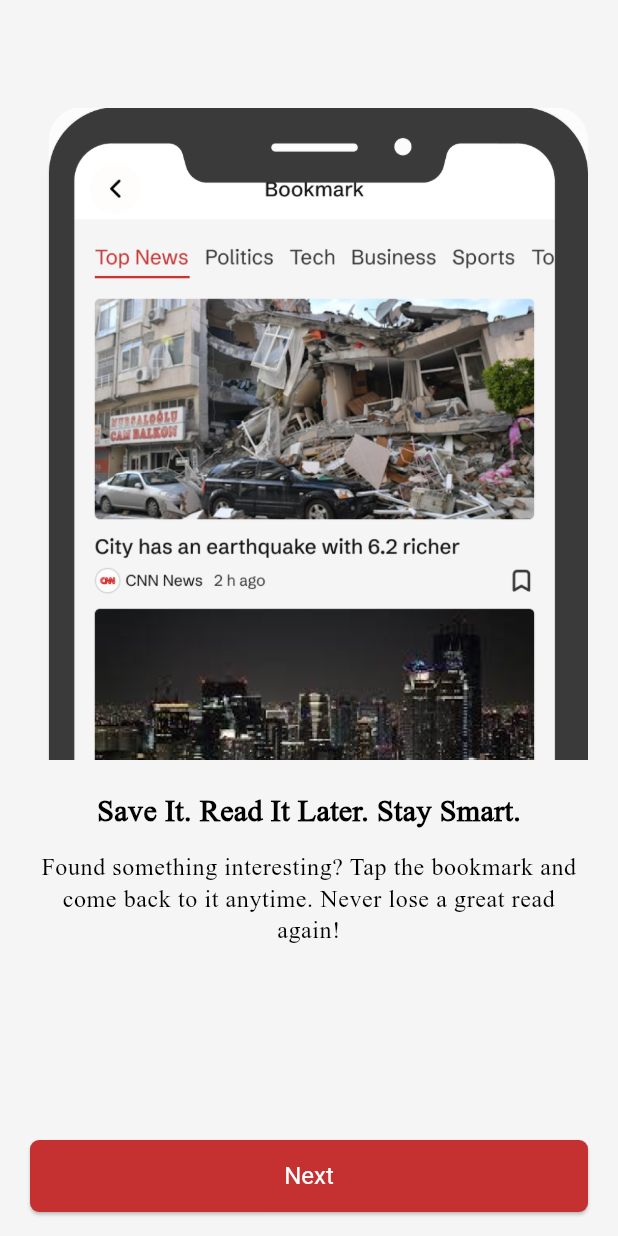
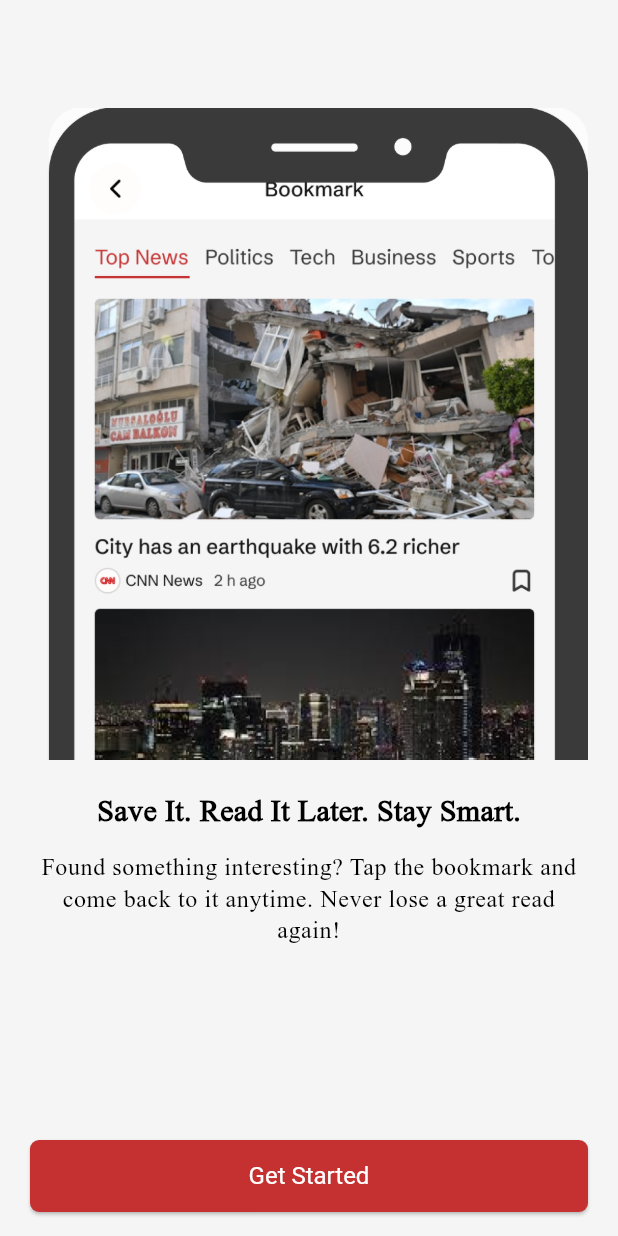
Before and after one commit to Adam-Ashraf-11/Newst, a Flutter app: the screen it shows after launch, swiped to page 3, on a phone screen of 412 x 824 dp. Run offline on Flutter 3.47's test engine with Material 3 defaults, Android fonts, the light colour scheme and no system bars; our stand-ins replace gap.

Commit message:
added provider to onboarding view

```diff
--- /dev/null
+++ b/lib/features/onboarding/presentation/manager/onboarding_controller.dart
@@ -0,0 +1,18 @@
+import 'package:flutter/material.dart';
+
+class OnboardingController extends ChangeNotifier {
+  int currentIndex = 0;
+  bool isLastPage = false;
+  final PageController pageController = PageController();
+
+  void mCurrentIndex(int index) {
+    if (index == 2) {
+      isLastPage = true;
+    } else {
+      isLastPage = false;
+    }
+
+    currentIndex = index;
+    notifyListeners();
+  }
+}
--- a/lib/features/onboarding/presentation/views/onboarding_view.dart
+++ b/lib/features/onboarding/presentation/views/onboarding_view.dart
@@ -2,27 +2,28 @@ import 'package:flutter/material.dart';
 import 'package:gap/gap.dart';
 import 'package:newst_app/core/widget/custom_eleveted_button.dart';
 import 'package:newst_app/features/onboarding/data/models/onboarding_model.dart';
+import 'package:newst_app/features/onboarding/presentation/manager/onboarding_controller.dart';
+import 'package:provider/provider.dart';
 
-class OnboardingView extends StatefulWidget {
+class OnboardingView extends StatelessWidget {
   const OnboardingView({super.key});
 
   @override
-  State<OnboardingView> createState() => _OnboardingViewState();
-}
-
-class _OnboardingViewState extends State<OnboardingView> {
-  PageController pageController = PageController();
-  int currendIndex = 0;
-  @override
   Widget build(BuildContext context) {
+    return ChangeNotifierProvider(
+      create: (context) => OnboardingController(),
+      builder: (context, _) {
+        final controller = context.read<OnboardingController>();
         return Scaffold(
           appBar: AppBar(
             backgroundColor: Color(0xfff5f5f5),
             actions: [
-          if (currendIndex != 2)
-            Align(
-              alignment: Alignment.topRight,
-              child: TextButton(onPressed: () {}, child: Text('Skip')),
+              Consumer<OnboardingController>(
+                builder: (BuildContext context, value, Widget? child) {
+                  return value.isLastPage
+                      ? SizedBox()
+                      : TextButton(onPressed: () {}, child: Text('Skip'));
+                },
               ),
             ],
           ),
@@ -30,14 +31,14 @@ class _OnboardingViewState extends State<OnboardingView> {
           body: SafeArea(
             child: PageView.builder(
               itemCount: OnboardingModel.onboardingList.length,
-          controller: pageController,
-          onPageChanged: (value) => setState(() => currendIndex = value),
+              controller: controller.pageController,
+              onPageChanged: (index) =>
+              context.read<OnboardingController>().mCurrentIndex(index),
               itemBuilder: (context, index) {
-            final OnboardingModel model = OnboardingModel.onboardingList[index];
+                final OnboardingModel model =
+                 OnboardingModel.onboardingList[index];
                 return Padding(
-              padding: const EdgeInsets.symmetric(horizontal: 20),
-              child: Padding(
-                padding: const EdgeInsets.symmetric(vertical: 16),
+                  padding: const EdgeInsets.symmetric(horizontal: 20 , vertical: 16),
                   child: Column(
                     mainAxisAlignment: MainAxisAlignment.start,
                     children: [
@@ -54,22 +55,32 @@ class _OnboardingViewState extends State<OnboardingView> {
                         textAlign: TextAlign.center,
                       ),
                       Spacer(),
-                    CustomElevetedButton(
-                      title: 'Next',
+                      Consumer<OnboardingController>(
+                        builder:
+                            (BuildContext context, value, Widget? child) {
+                              return CustomElevetedButton(
+                                title: value.isLastPage
+                                    ? 'Get Started'
+                                    : 'Next',
                                 onPressed: () {
-                        pageController.nextPage(
-                          duration: const Duration(milliseconds: 300),
+                                  controller.pageController.nextPage(
+                                    duration: const Duration(
+                                      milliseconds: 300,
+                                    ),
                                     curve: Curves.easeOut,
+                                  );
+                                },
                               );
                             },
                       ),
                     ],
-                ),
                   ),
                 );
               },
             ),
           ),
         );
+      },
+    );
   }
 }
--- a/lib/features/splash/presentation/view/splash_view.dart
+++ b/lib/features/splash/presentation/view/splash_view.dart
@@ -6,7 +6,7 @@ class SplashView extends StatelessWidget {
   @override
   Widget build(BuildContext context) {
     return Scaffold(
-      body: Container(
+      body: SizedBox(
         width: double.infinity,
        child: Image.asset('assets/images/Splash.png'),
        ),
--- a/pubspec.yaml
+++ b/pubspec.yaml
@@ -13,9 +13,10 @@ dependencies:
   flutter:
     sdk: flutter
   gap: ^3.0.1
+  provider: ^6.1.5+1
+  smooth_page_indicator: ^2.0.1
 
 dev_dependencies:
-
   flutter_lints: ^6.0.0
   flutter_test:
     sdk: flutter
```
Also changed, not shown: pubspec.lock. Lines whose indentation alone changed are shown as unchanged.
